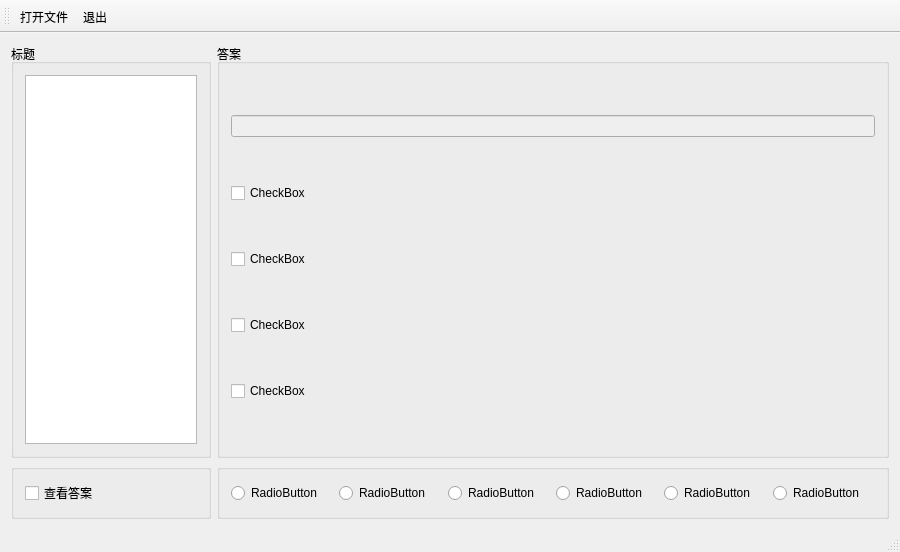
First picture: the form in Answer/QtApp/MainWindow.ui, repository ml0042993/Exam, before the edit.
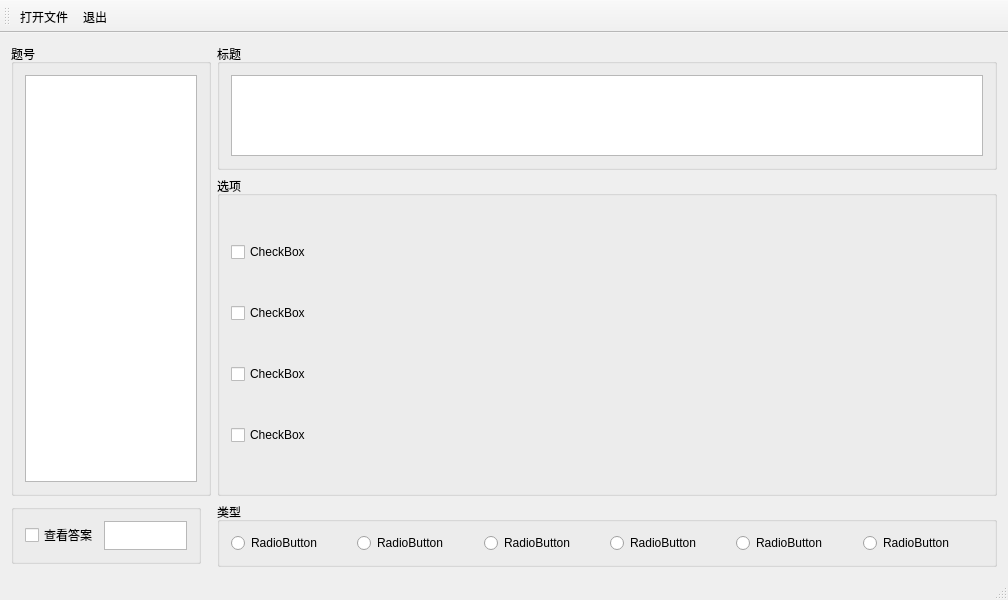
Second picture: the form after the edit. Icons and pictures are not drawn.

```diff
--- a/Answer/QtApp/MainWindow.ui
+++ b/Answer/QtApp/MainWindow.ui
@@ -6,14 +6,14 @@
    <rect>
     <x>0</x>
     <y>0</y>
-    <width>900</width>
-    <height>552</height>
+    <width>1008</width>
+    <height>600</height>
    </rect>
   </property>
   <property name="minimumSize">
    <size>
     <width>900</width>
-    <height>500</height>
+    <height>600</height>
    </size>
   </property>
   <property name="baseSize">
@@ -25,9 +25,12 @@
   <property name="windowTitle">
    <string>MainWindow</string>
   </property>
+  <property name="layoutDirection">
+   <enum>Qt::LeftToRight</enum>
+  </property>
   <widget class="QWidget" name="centralWidget">
    <layout class="QGridLayout" name="gridLayout">
-    <item row="0" column="0">
+    <item row="0" column="0" rowspan="2">
      <widget class="QGroupBox" name="groupBox">
       <property name="sizePolicy">
        <sizepolicy hsizetype="Preferred" vsizetype="Preferred">
@@ -35,6 +38,12 @@
         <verstretch>0</verstretch>
        </sizepolicy>
       </property>
+      <property name="minimumSize">
+       <size>
+        <width>0</width>
+        <height>430</height>
+       </size>
+      </property>
       <property name="maximumSize">
        <size>
         <width>200</width>
@@ -42,9 +51,9 @@
        </size>
       </property>
       <property name="title">
-       <string>标题</string>
+       <string>题号</string>
       </property>
-      <layout class="QVBoxLayout" name="verticalLayout">
+      <layout class="QHBoxLayout" name="horizontalLayout">
        <item>
         <widget class="QListView" name="listView"/>
        </item>
@@ -52,6 +61,24 @@
      </widget>
     </item>
     <item row="0" column="1">
+     <widget class="QGroupBox" name="groupBox_5">
+      <property name="minimumSize">
+       <size>
+        <width>670</width>
+        <height>100</height>
+       </size>
+      </property>
+      <property name="title">
+       <string>标题</string>
+      </property>
+      <layout class="QVBoxLayout" name="verticalLayout_2">
+       <item>
+        <widget class="QTextBrowser" name="textBrowser"/>
+       </item>
+      </layout>
+     </widget>
+    </item>
+    <item row="1" column="1">
      <widget class="QGroupBox" name="groupBox_2">
       <property name="sizePolicy">
        <sizepolicy hsizetype="Preferred" vsizetype="Preferred">
@@ -62,29 +89,13 @@
       <property name="minimumSize">
        <size>
         <width>300</width>
-        <height>300</height>
+        <height>320</height>
        </size>
       </property>
       <property name="title">
-       <string>答案</string>
+       <string>选项</string>
       </property>
-      <layout class="QVBoxLayout" name="verticalLayout_2">
-       <item>
-        <widget class="QLineEdit" name="lineEdit">
-         <property name="enabled">
-          <bool>false</bool>
-         </property>
-         <property name="dragEnabled">
-          <bool>false</bool>
-         </property>
-         <property name="readOnly">
-          <bool>false</bool>
-         </property>
-         <property name="clearButtonEnabled">
-          <bool>false</bool>
-         </property>
-        </widget>
-       </item>
+      <layout class="QVBoxLayout" name="verticalLayout">
        <item>
         <widget class="QCheckBox" name="chk_A">
          <property name="text">
@@ -116,11 +127,17 @@
       </layout>
      </widget>
     </item>
-    <item row="1" column="0">
+    <item row="2" column="0">
      <widget class="QGroupBox" name="groupBox_3">
+      <property name="minimumSize">
+       <size>
+        <width>190</width>
+        <height>60</height>
+       </size>
+      </property>
       <property name="maximumSize">
        <size>
-        <width>16777215</width>
+        <width>190</width>
         <height>60</height>
        </size>
       </property>
@@ -135,15 +152,18 @@
          </property>
         </widget>
        </item>
+       <item>
+        <widget class="QListView" name="listView_2"/>
+       </item>
       </layout>
      </widget>
     </item>
-    <item row="1" column="1">
+    <item row="2" column="1">
      <widget class="QGroupBox" name="groupBox_4">
       <property name="title">
-       <string/>
+       <string>类型</string>
       </property>
-      <layout class="QHBoxLayout" name="horizontalLayout">
+      <layout class="QHBoxLayout" name="horizontalLayout_3">
        <item>
         <widget class="QRadioButton" name="radioButton_4">
          <property name="text">
```
Left out of the diff: 2 changed lines with no effect on the pictures.
